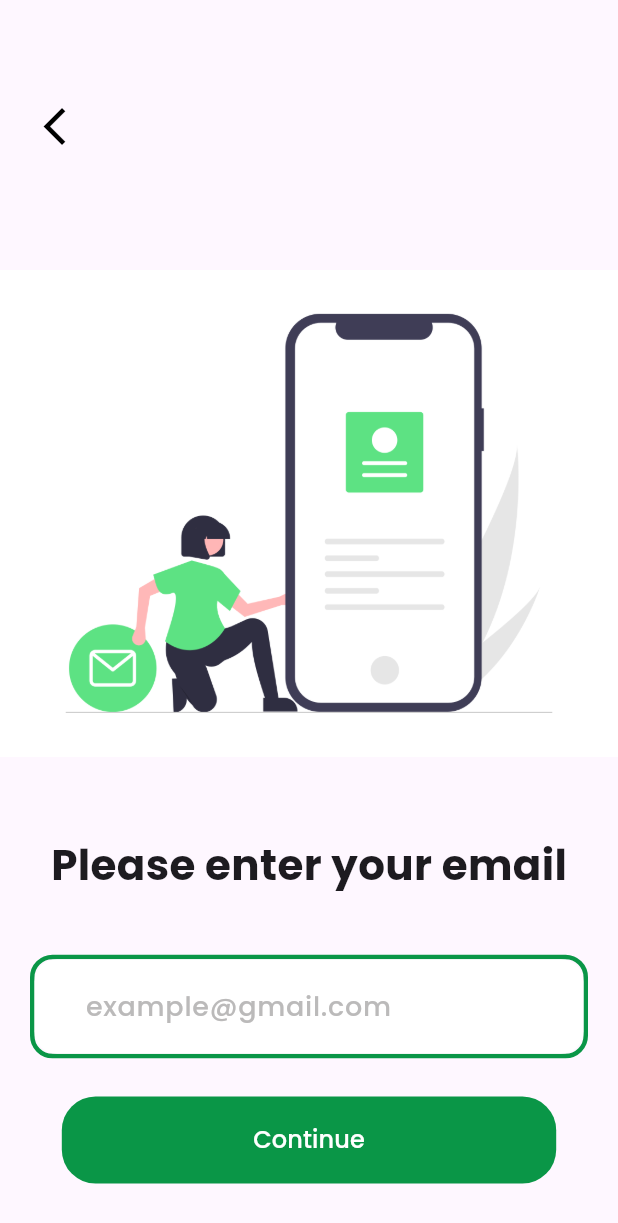
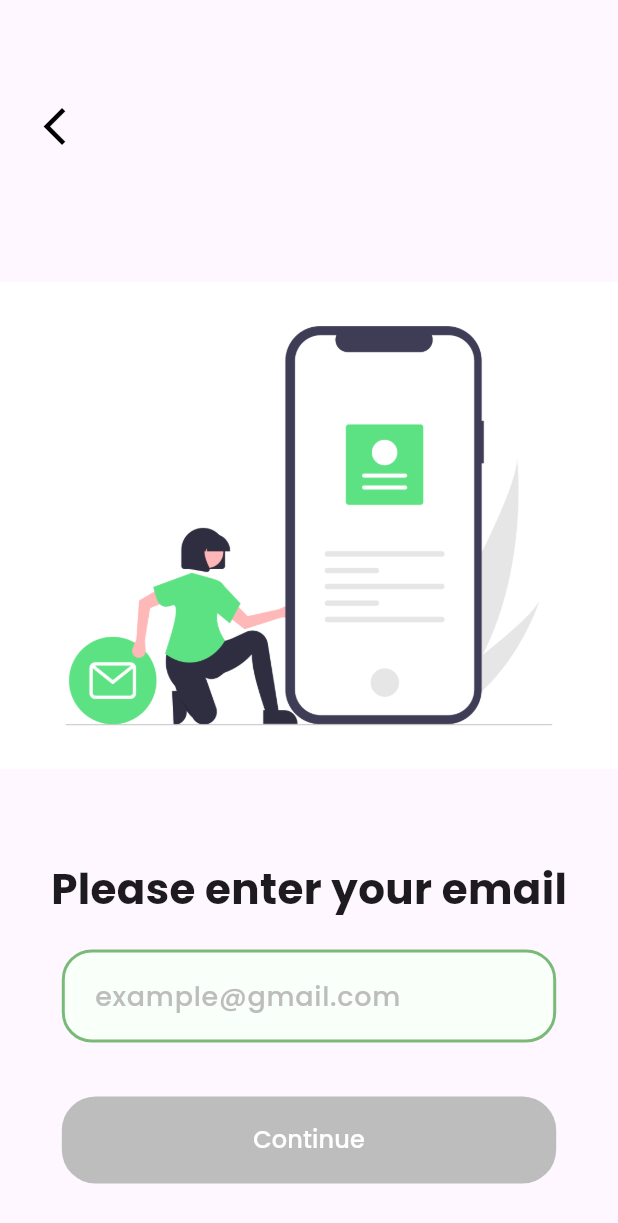
Before and after one commit to Codewire-github/SecondLife-front, a Flutter app: the AvatarSelection screen opened directly, after a tap on "Continue", on a phone screen of 412 x 824 dp. Shown: the top 1223 px of the screen. Run offline on Flutter 3.47's test engine with Material 3 defaults, Android fonts, the phone set to English and light mode, and no system bars; our stand-ins replace camera, dotted_line, flutter_secure_storage, get, google_fonts, google_nav_bar and 3 more; missing offline and left inert: dart:ffi, flutter_barcode_scanner; accounts and stored records are empty.

Commit message:
for merging

```diff
--- /dev/null
+++ b/lib/local_storage/const.dart
@@ -0,0 +1,9 @@
+import 'package:flutter_secure_storage/flutter_secure_storage.dart';
+
+const storage = FlutterSecureStorage();
+
+const name = 'NAME';
+const avatar = 'AVATAR';
+const email = 'EMAIL';
+const selectedUser = 'SELECTED_USER';
+const location = 'LOCATION';
--- a/lib/screens/Signup/screens/avatar_selection.dart
+++ b/lib/screens/Signup/screens/avatar_selection.dart
@@ -2,6 +2,7 @@ import 'package:flutter/material.dart';
 import 'package:get/get.dart';
 import 'package:secondlife/common/widgets/back_button.dart';
 import 'package:secondlife/common/widgets/customButtons.dart';
+import 'package:secondlife/local_storage/const.dart';
 import 'package:secondlife/screens/Signup/screens/emailscreen.dart';
 
 class AvatarSelection extends StatefulWidget {
@@ -84,7 +85,10 @@ class _AvatarSelectionState extends State<AvatarSelection> {
                         0.1), // Optional space between avatars and button
                 CustomLargeButton(
                     label: "Continue",
-                    onPressed: () {
+                    onPressed: () async {
+                      await storage.write(
+                          key: avatar, value: "$selectedAvatar");
+
                       Get.to(() => EmailScreen());
                     }),
               ],
--- a/lib/screens/Signup/screens/emailscreen.dart
+++ b/lib/screens/Signup/screens/emailscreen.dart
@@ -1,8 +1,12 @@
 import 'package:flutter/material.dart';
+import 'package:flutter/widgets.dart';
 import 'package:get/get.dart';
+import 'package:secondlife/common/colors.dart';
 import 'package:secondlife/common/widgets/back_button.dart';
 
 import 'package:secondlife/common/widgets/customButtons.dart';
+import 'package:secondlife/local_storage/const.dart';
+import 'package:secondlife/screens/Signup/widgets/custom_text_field.dart';
 import 'package:secondlife/screens/signup/screens/email_verification.dart';
 
 class EmailScreen extends StatefulWidget {
@@ -13,8 +17,28 @@ class EmailScreen extends StatefulWidget {
 }
 
 class _EmailScreenState extends State<EmailScreen> {
+  TextEditingController _textController = TextEditingController();
+
+  @override
+  void dispose() {
+    _textController.dispose();
+    super.dispose();
+  }
+
+  bool isValid = false;
+
+  void onFieldChanged(bool val) {
+    WidgetsBinding.instance.addPostFrameCallback((_) {
+      setState(() {
+        isValid = val;
+      });
+    });
+  }
+
   @override
   Widget build(BuildContext context) {
+    bool isKeyboardOn = MediaQuery.of(context).viewInsets.bottom != 0;
+
     return Scaffold(
       body: Stack(children: [
         Column(
@@ -22,38 +46,21 @@ class _EmailScreenState extends State<EmailScreen> {
           children: [
             CustomBackButton(),
             Container(
-                height: MediaQuery.sizeOf(context).height * 0.52,
+                height: isKeyboardOn
+                    ? MediaQuery.sizeOf(context).height * 0.18
+                    : MediaQuery.sizeOf(context).height * 0.54,
                 child: Image.asset("assets/img/signupscreen/email.png")),
             Text(
               "Please enter your email",
               style: TextStyle(fontSize: 28, fontWeight: FontWeight.w700),
             ),
             SizedBox(height: 20),
-            Padding(
-              padding: const EdgeInsets.all(20.0),
-              child: Container(
-                decoration: BoxDecoration(
-                    border: Border.all(
-                        color: Color.fromARGB(255, 10, 150, 71), width: 3),
-                    borderRadius: BorderRadius.circular(15)),
-                child: TextField(
-                  //controller: _controller,
-                  decoration: InputDecoration(
-                      contentPadding: EdgeInsets.only(
-                          left: 30, right: 18, top: 18, bottom: 18),
-                      border: OutlineInputBorder(
-                        borderRadius: BorderRadius.circular(15),
-                        borderSide: BorderSide.none, // Increased border width
-                      ),
-                      fillColor: Colors.white,
-                      filled: true,
-                      hintText: 'example@gmail.com',
-                      hintStyle: const TextStyle(
-                          fontSize: 18,
-                          fontWeight: FontWeight.w500,
-                          color: Color.fromARGB(255, 187, 186, 186))),
-                ),
-              ),
+            CustomEmailField(
+              isEmail: true,
+              texteditingController: _textController,
+              errorText: "It must contain '@' & end with '.com'",
+              hintText: "example@gmail.com",
+              onIsValidChanged: onFieldChanged,
             ),
           ],
         ),
@@ -61,14 +68,33 @@ class _EmailScreenState extends State<EmailScreen> {
           alignment: Alignment.bottomCenter,
           child: Padding(
             padding: const EdgeInsets.only(bottom: 35),
-            child: CustomLargeButton(
-                label: "Continue",
-                onPressed: () {
-                  Get.to(
-                      () => EmailVerificationScreen(enteredEmailAddress: ""));
-                }),
+            child: Container(
+                width: MediaQuery.of(context).size.width * 0.8,
+                padding:
+                    const EdgeInsets.symmetric(vertical: 5, horizontal: 10),
+                decoration: BoxDecoration(
+                    color: isValid ? primaryGreenColor : Colors.grey[400],
+                    borderRadius: BorderRadius.circular(22.5)),
+                child: TextButton(
+                  onPressed: () async {
+                    if (isValid) {
+                      await storage.write(
+                          key: email, value: _textController.text);
+                      Get.to(() => EmailVerificationScreen(
+                            enteredEmailAddress: _textController.text,
+                          ));
+                    }
+                  },
+                  child: const Text(
+                    "Continue",
+                    style: TextStyle(
+                        color: Colors.white,
+                        fontSize: 16,
+                        fontWeight: FontWeight.w500),
+                  ),
+                )),
           ),
-        )
+        ),
       ]),
     );
   }
--- a/lib/screens/signup/screens/welcome_screen.dart
+++ b/lib/screens/signup/screens/welcome_screen.dart
@@ -31,6 +31,8 @@ class _WelcomeScreenState extends State<WelcomeScreen> {
 
   @override
   Widget build(BuildContext context) {
+    bool isKeyboardOn = MediaQuery.of(context).viewInsets.bottom != 0;
+
     double screenHeight = MediaQuery.of(context).size.height;
     double screenWidth = MediaQuery.of(context).size.width;
     return Scaffold(
@@ -38,7 +40,9 @@ class _WelcomeScreenState extends State<WelcomeScreen> {
       body: Column(
         children: [
           Container(
-            height: screenHeight * 0.5,
+            height: isKeyboardOn
+                ? MediaQuery.sizeOf(context).height * 0.15
+                : MediaQuery.sizeOf(context).height * 0.54,
             width: double.infinity,
             decoration: const BoxDecoration(
                 color: Color.fromARGB(255, 122, 186, 120),
--- a/pubspec.yaml
+++ b/pubspec.yaml
@@ -36,7 +36,7 @@ dependencies:
   cupertino_icons: ^1.0.6
   dio: ^5.4.3+1
   google_nav_bar: ^5.0.6
-  flutter_secure_storage: ^9.1.0
+  flutter_secure_storage: ^9.1.1
   pretty_qr_code: ^3.3.0
   get: ^4.6.6
   line_icons: ^2.0.3
```
Also changed, not shown: lib/screens/Signup/screens/namescreen.dart (+18 -3 lines), lib/screens/Signup/screens/user_type_screen.dart (+7 -3 lines), lib/screens/profile_screen/profile_screen_recycler.dart (+25 -3 lines), lib/screens/profile_screen/profile_screen_user.dart (+27 -4 lines), pubspec.lock.
